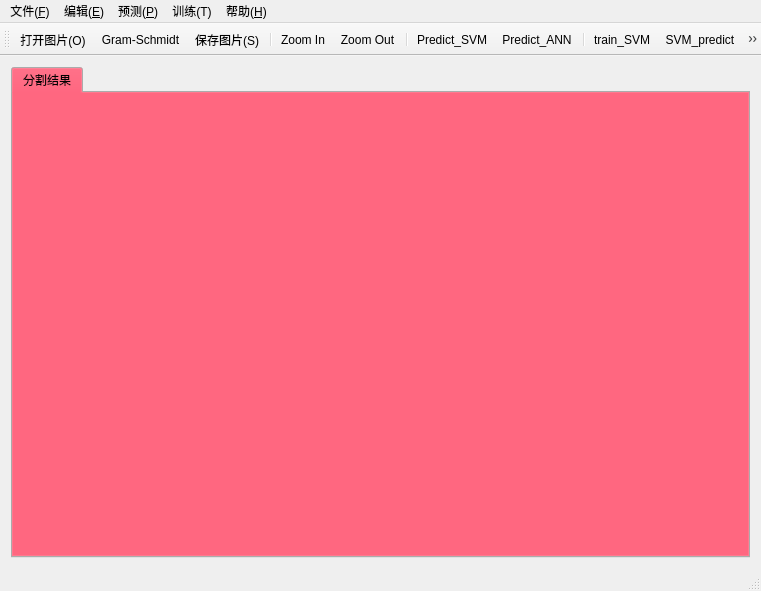
This is mainwindow.ui in dszhengyu/lj as Qt 5 draws it before an edit. The edited form follows.
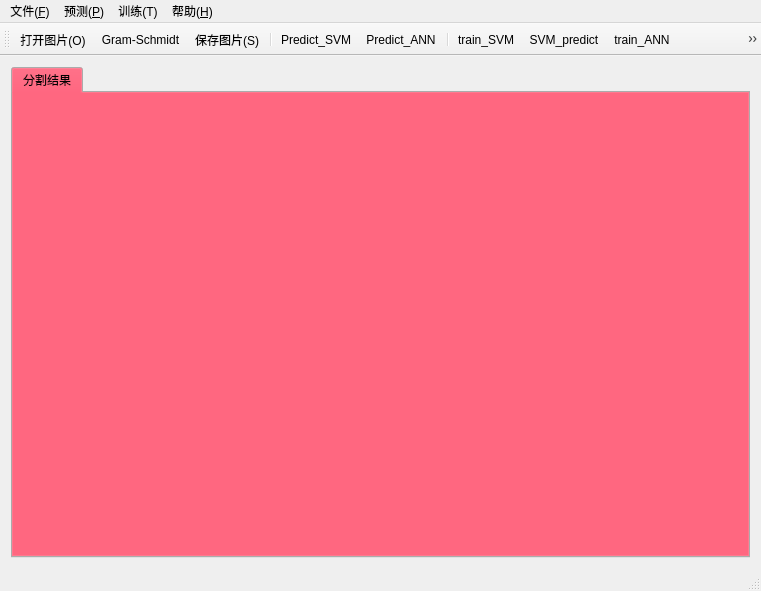
This is the edited form. Icons and pictures are not drawn.

```diff
--- a/mainwindow.ui
+++ b/mainwindow.ui
@@ -166,13 +166,6 @@
     </property>
     <addaction name="actionAbout"/>
    </widget>
-   <widget class="QMenu" name="menu_E">
-    <property name="title">
-     <string>编辑(&amp;E)</string>
-    </property>
-    <addaction name="actionZoom_In"/>
-    <addaction name="actionZoom_Out"/>
-   </widget>
    <widget class="QMenu" name="menu">
     <property name="title">
      <string>预测(&amp;P)</string>
@@ -181,7 +174,6 @@
     <addaction name="actionPredict_ANN"/>
    </widget>
    <addaction name="menu_F"/>
-   <addaction name="menu_E"/>
    <addaction name="menu"/>
    <addaction name="menu_T"/>
    <addaction name="menu_H"/>
@@ -197,9 +189,6 @@
    <addaction name="actionGram_Schmidt"/>
    <addaction name="action_S"/>
    <addaction name="separator"/>
-   <addaction name="actionZoom_In"/>
-   <addaction name="actionZoom_Out"/>
-   <addaction name="separator"/>
    <addaction name="actionPredict_SVM"/>
    <addaction name="actionPredict_ANN"/>
    <addaction name="separator"/>
@@ -282,30 +271,6 @@
     <string>About</string>
    </property>
   </action>
-  <action name="actionZoom_In">
-   <property name="icon">
-    <iconset resource="pic.qrc">
-     <normaloff>:/images/images/zoom in.png</normaloff>:/images/images/zoom in.png</iconset>
-   </property>
-   <property name="text">
-    <string>Zoom In</string>
-   </property>
-   <property name="statusTip">
-    <string>Zoom In</string>
-   </property>
-  </action>
-  <action name="actionZoom_Out">
-   <property name="icon">
-    <iconset resource="pic.qrc">
-     <normaloff>:/images/images/zoom out.png</normaloff>:/images/images/zoom out.png</iconset>
-   </property>
-   <property name="text">
-    <string>Zoom Out</string>
-   </property>
-   <property name="statusTip">
-    <string>Zoom Out</string>
-   </property>
-  </action>
   <action name="actionSVM_predict">
    <property name="icon">
     <iconset resource="pic.qrc">
```
Left out of the diff: 2 changed lines with no effect on the pictures.
